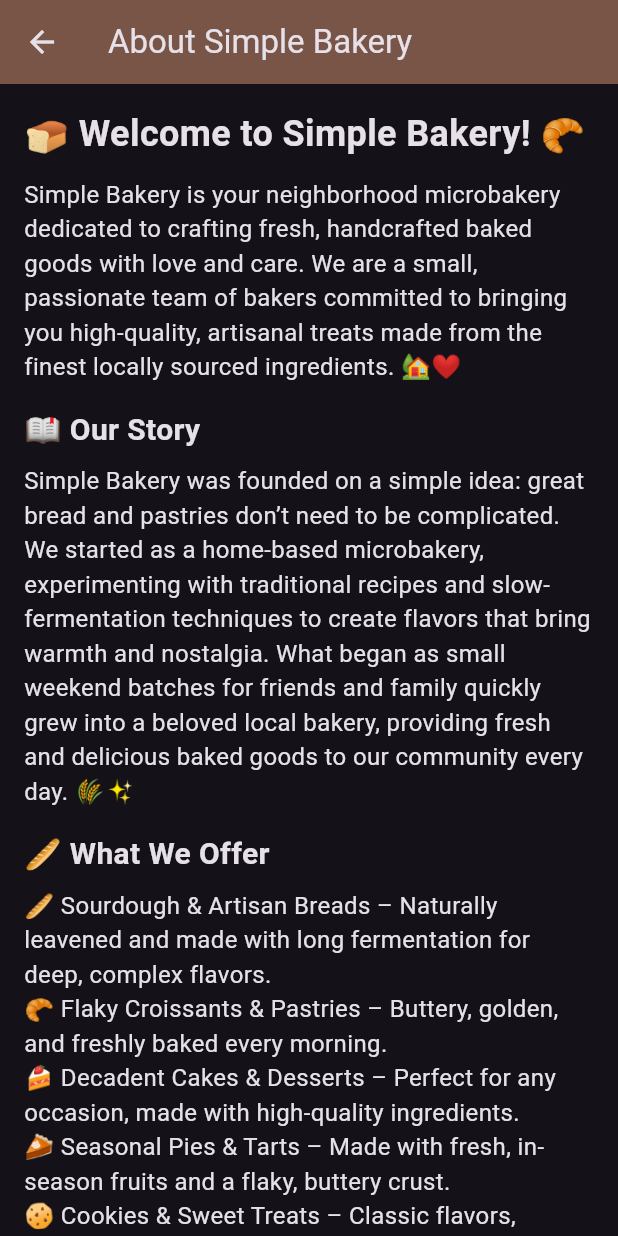
After one commit to VoxMonstra/CSC-4610-Web-Warriors, a Flutter app: the AboutPage screen opened by its route, on a phone screen of 412 x 824 dp. The commit adds this screen. Run offline on Flutter 3.47's test engine with Material 3 defaults, Android fonts, the phone set to English and light mode, and no system bars; our stand-ins replace shared_preferences; missing offline and left inert: mysql1; accounts and stored records are empty.

Commit message:
feat: about to main branch

```diff
--- a/src/lib/main.dart
+++ b/src/lib/main.dart
@@ -4,6 +4,7 @@ import 'screens/settings.dart';
 import 'screens/login.dart';
 import './screens/home.dart';
 import './screens/inventory.dart';
+import './screens/about.dart';
 
 void main() async {
   WidgetsFlutterBinding.ensureInitialized();
@@ -64,6 +65,7 @@ class _MyAppState extends State<MyApp> {
         '/home': (context) => HomePage(),
         '/settings': (context) => SettingsScreen(onThemeChanged: _updateTheme),
         '/inventory': (context) => InventoryPage(),
+        '/about': (context) => AboutPage(),
       },
     );
   }
--- /dev/null
+++ b/src/lib/screens/about.dart
@@ -0,0 +1,100 @@
+import 'package:flutter/material.dart';
+
+class AboutPage extends StatelessWidget {
+  @override
+  Widget build(BuildContext context) {
+    return Scaffold(
+      appBar: AppBar(
+        title: Text('About Simple Bakery'),
+        backgroundColor: Colors.brown,
+      ),
+      body: SingleChildScrollView(
+        padding: EdgeInsets.all(16.0),
+        child: Column(
+          crossAxisAlignment: CrossAxisAlignment.start,
+          children: [
+            Text(
+              '🍞 Welcome to Simple Bakery! 🥐',
+              style: TextStyle(fontSize: 24, fontWeight: FontWeight.bold),
+            ),
+            SizedBox(height: 12),
+            Text(
+              'Simple Bakery is your neighborhood microbakery dedicated to crafting fresh, handcrafted baked goods with love and care. '
+              'We are a small, passionate team of bakers committed to bringing you high-quality, artisanal treats made from the finest locally sourced ingredients. 🏡❤️',
+              style: TextStyle(fontSize: 16),
+            ),
+            SizedBox(height: 16),
+
+            Text(
+              '📖 Our Story',
+              style: TextStyle(fontSize: 20, fontWeight: FontWeight.bold),
+            ),
+            SizedBox(height: 8),
+            Text(
+              'Simple Bakery was founded on a simple idea: great bread and pastries don’t need to be complicated. We started as a home-based microbakery, '
+              'experimenting with traditional recipes and slow-fermentation techniques to create flavors that bring warmth and nostalgia. '
+              'What began as small weekend batches for friends and family quickly grew into a beloved local bakery, providing fresh and delicious baked goods to our community every day. 🌾✨',
+              style: TextStyle(fontSize: 16),
+            ),
+            SizedBox(height: 16),
+
+            Text(
+              '🥖 What We Offer',
+              style: TextStyle(fontSize: 20, fontWeight: FontWeight.bold),
+            ),
+            SizedBox(height: 8),
+            Text(
+              '🥖 Sourdough & Artisan Breads – Naturally leavened and made with long fermentation for deep, complex flavors.\n'
+              '🥐 Flaky Croissants & Pastries – Buttery, golden, and freshly baked every morning.\n'
+              '🍰 Decadent Cakes & Desserts – Perfect for any occasion, made with high-quality ingredients.\n'
+              '🥧 Seasonal Pies & Tarts – Made with fresh, in-season fruits and a flaky, buttery crust.\n'
+              '🍪 Cookies & Sweet Treats – Classic flavors, unique twists, and something for every sweet tooth.\n'
+              '☕ Freshly Brewed Coffee & Tea – The perfect complement to our baked goods.',
+              style: TextStyle(fontSize: 16),
+            ),
+            SizedBox(height: 16),
+
+            Text(
+              '🌟 Why Choose Simple Bakery?',
+              style: TextStyle(fontSize: 20, fontWeight: FontWeight.bold),
+            ),
+            SizedBox(height: 8),
+            Text(
+              '🏠 Handcrafted with Love – Every item is made from scratch using time-honored techniques.\n'
+              '🌱 Locally Sourced Ingredients – We partner with local farmers and suppliers to ensure freshness.\n'
+              '❌ No Preservatives or Additives – Just pure, wholesome ingredients that let the flavors shine.\n'
+              '🍞 Small-Batch Quality – As a microbakery, we focus on quality over quantity, ensuring that each batch is baked to perfection.',
+              style: TextStyle(fontSize: 16),
+            ),
+            SizedBox(height: 16),
+
+            Text(
+              '❤️ Our Commitment to the Community',
+              style: TextStyle(fontSize: 20, fontWeight: FontWeight.bold),
+            ),
+            SizedBox(height: 8),
+            Text(
+              'As a microbakery, we believe in giving back to the community that supports us. We regularly donate surplus baked goods to local shelters, '
+              'partner with small businesses, and host **baking workshops** for those interested in learning the craft. 🤝✨',
+              style: TextStyle(fontSize: 16),
+            ),
+            SizedBox(height: 16),
+
+            Text(
+              '📍 Visit Us!',
+              style: TextStyle(fontSize: 20, fontWeight: FontWeight.bold),
+            ),
+            SizedBox(height: 8),
+            Text(
+              '⏰ **Hours:** Open Tuesday – Sunday, 7 AM – 3 PM 🕖\n'
+              '📍 **Location:** [Insert address here] 📌\n'
+              '📞 **Contact:** [Insert phone/email here] 📧\n\n'
+              'Come visit **Simple Bakery** and taste the difference of handcrafted, small-batch baking! 🍞✨',
+              style: TextStyle(fontSize: 16),
+            ),
+          ],
+        ),
+      ),
+    );
+  }
+}
--- a/src/lib/widgets/drawer.dart
+++ b/src/lib/widgets/drawer.dart
@@ -47,6 +47,15 @@ class AppDrawer extends StatelessWidget {
                 },
               ),
 
+            if (currPage.data != "about")
+              ListTile(
+                leading: Icon(Icons.info),
+                title: Text('About'),
+                onTap: () {
+                  Navigator.pushNamed(context, '/about');
+                },
+              ),
+
           // Login button
           if (currPage.data != "login")
             ListTile(
```
